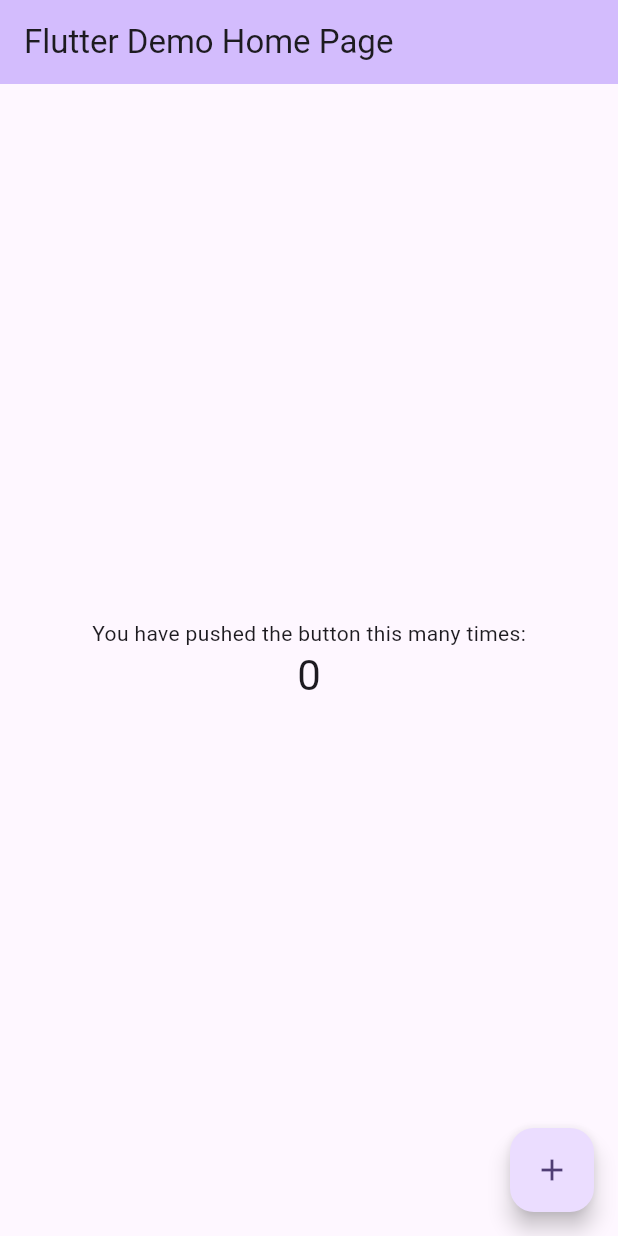
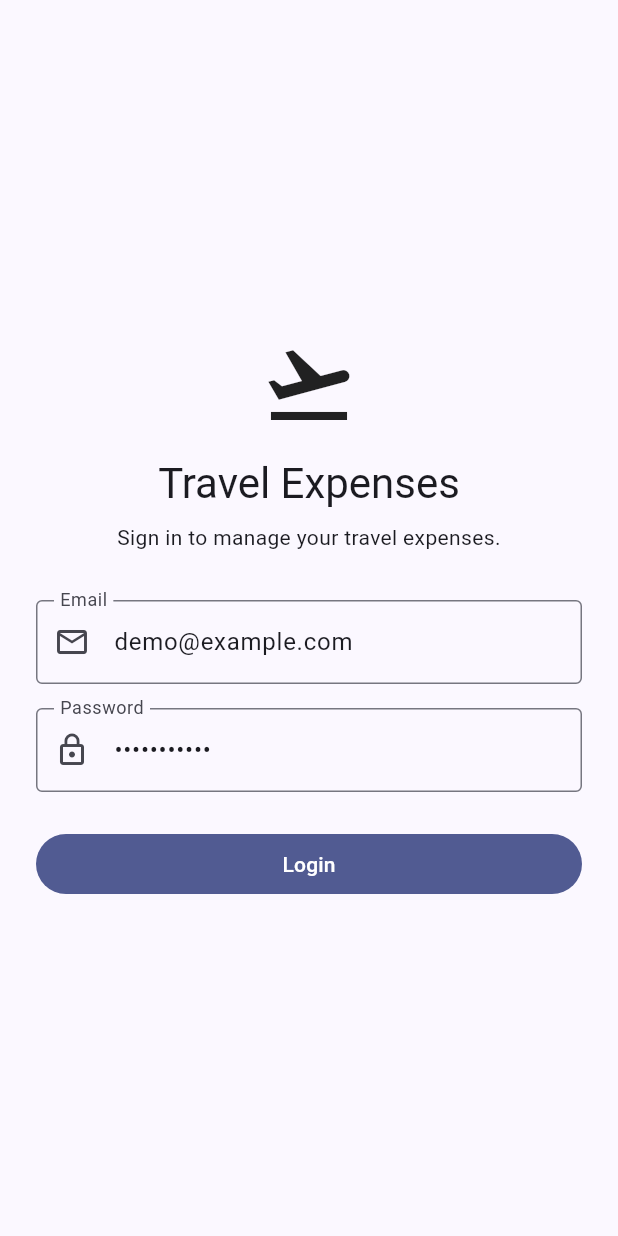
Before and after one commit to ornido77/travel_expense_app, a Flutter app: the screen it shows after launch, on a phone screen of 412 x 824 dp. Run offline on Flutter 3.47's test engine with Material 3 defaults, Android fonts, the phone set to English and light mode, and no system bars; our stand-ins replace flutter_riverpod, fpdart, freezed_annotation, get_it, go_router, riverpod_annotation; generated files the repository leaves out were written again.

Commit message:
feat: authentication implemention

```diff
--- a/lib/app/app.dart
+++ b/lib/app/app.dart
@@ -0,0 +1,26 @@
+import 'package:flutter/material.dart';
+
+import 'router/app_router.dart';
+
+class TravelExpenseApp extends StatelessWidget {
+  const TravelExpenseApp({super.key});
+
+  @override
+  Widget build(BuildContext context) {
+    return MaterialApp.router(
+      title: 'Travel Expenses',
+      debugShowCheckedModeBanner: false,
+      theme: ThemeData(
+        useMaterial3: true,
+        colorSchemeSeed: Colors.indigo,
+        inputDecorationTheme: const InputDecorationTheme(
+          border: OutlineInputBorder(),
+        ),
+        cardTheme: const CardThemeData(
+          margin: EdgeInsets.zero,
+        ),
+      ),
+      routerConfig: appRouter,
+    );
+  }
+}
--- a/lib/app/router/app_router.dart
+++ b/lib/app/router/app_router.dart
@@ -0,0 +1,23 @@
+import 'package:go_router/go_router.dart';
+
+import '../../features/auth/presentation/screens/login_screen.dart';
+import '../../features/expenses/presentation/screens/expenses_screen.dart';
+
+final GoRouter appRouter = GoRouter(
+  initialLocation: '/login',
+  routes: [
+    GoRoute(path: '/login', builder: (context, state) => const LoginScreen()),
+    ShellRoute(
+      builder: (context, state, child) {
+        return child;
+      },
+      routes: [
+        GoRoute(
+          path: '/expenses',
+          builder: (context, state) => const ExpensesScreen(),
+          routes: [],
+        ),
+      ],
+    ),
+  ],
+);
--- a/lib/features/auth/data/datasources/auth_remote_data_source.dart
+++ b/lib/features/auth/data/datasources/auth_remote_data_source.dart
@@ -0,0 +1,40 @@
+import 'package:travel_expense_app/core/constants/api_constants.dart';
+import 'package:travel_expense_app/core/error/exceptions.dart';
+import 'package:travel_expense_app/core/network/api_client.dart';
+import '../models/user_model.dart';
+
+abstract interface class AuthRemoteDataSource {
+  Future<UserModel> login({
+    required String email,
+    required String password,
+  });
+}
+
+final class AuthRemoteDataSourceImpl implements AuthRemoteDataSource {
+  final ApiClient _apiClient;
+
+  AuthRemoteDataSourceImpl(this._apiClient);
+
+  @override
+  Future<UserModel> login({
+    required String email,
+    required String password,
+  }) async {
+    final response = await _apiClient.get(
+      ApiConstants.endpoint(
+        '/users',
+        {
+          'email': email,
+          'password': password,
+        },
+      ),
+    );
+
+    if (response is! List || response.isEmpty) {
+      throw const AuthenticationException('Invalid email or password.');
+    }
+
+    final json = Map<String, dynamic>.from(response.first as Map);
+    return UserModel.fromJson(json);
+  }
+}
--- a/lib/features/auth/domain/entities/user.dart
+++ b/lib/features/auth/domain/entities/user.dart
@@ -0,0 +1,12 @@
+import 'package:freezed_annotation/freezed_annotation.dart';
+
+part 'user.freezed.dart';
+
+@freezed
+abstract class User with _$User {
+  const factory User({
+    required String id,
+    required String email,
+    required String name,
+  }) = _User;
+}
--- a/lib/features/auth/domain/repositories/auth_repository.dart
+++ b/lib/features/auth/domain/repositories/auth_repository.dart
@@ -0,0 +1,11 @@
+import 'package:fpdart/fpdart.dart';
+
+import '../../../../core/error/failures.dart';
+import '../entities/user.dart';
+
+abstract interface class AuthRepository {
+  Future<Either<Failure, User>> login({
+    required String email,
+    required String password,
+  });
+}
--- a/lib/features/auth/domain/usecases/login.dart
+++ b/lib/features/auth/domain/usecases/login.dart
@@ -0,0 +1,21 @@
+import 'package:fpdart/fpdart.dart';
+
+import '../../../../core/error/failures.dart';
+import '../entities/user.dart';
+import '../repositories/auth_repository.dart';
+
+final class Login {
+  final AuthRepository _repository;
+
+  Login(this._repository);
+
+  Future<Either<Failure, User>> call({
+    required String email,
+    required String password,
+  }) {
+    return _repository.login(
+      email: email,
+      password: password,
+    );
+  }
+}
--- a/lib/features/auth/presentation/providers/auth_provider.dart
+++ b/lib/features/auth/presentation/providers/auth_provider.dart
@@ -0,0 +1,39 @@
+import 'package:riverpod_annotation/riverpod_annotation.dart';
+
+import '../../../../app/di/injection.dart';
+import '../../domain/entities/user.dart';
+import '../../domain/usecases/login.dart';
+
+part 'auth_provider.g.dart';
+
+@riverpod
+class AuthNotifier extends _$AuthNotifier {
+  @override
+  FutureOr<User?> build() {
+    return null;
+  }
+
+  Future<void> login({
+    required String email,
+    required String password,
+  }) async {
+    state = const AsyncLoading();
+
+    final result = await getIt<Login>()(
+      email: email,
+      password: password,
+    );
+
+    state = result.fold(
+      (failure) => AsyncError(
+        failure.message,
+        StackTrace.current,
+      ),
+      AsyncData.new,
+    );
+  }
+
+  void logout() {
+    state = const AsyncData(null);
+  }
+}
--- a/lib/features/auth/presentation/screens/login_screen.dart
+++ b/lib/features/auth/presentation/screens/login_screen.dart
@@ -0,0 +1,137 @@
+import 'package:flutter/material.dart';
+import 'package:flutter_riverpod/flutter_riverpod.dart';
+import 'package:go_router/go_router.dart';
+
+import '../../../../core/utils/validators.dart';
+import '../providers/auth_provider.dart';
+
+class LoginScreen extends ConsumerStatefulWidget {
+  const LoginScreen({super.key});
+
+  @override
+  ConsumerState<LoginScreen> createState() => _LoginScreenState();
+}
+
+class _LoginScreenState extends ConsumerState<LoginScreen> {
+  final _formKey = GlobalKey<FormState>();
+  final _emailController = TextEditingController(text: 'demo@example.com');
+  final _passwordController = TextEditingController(text: 'password123');
+
+  @override
+  void dispose() {
+    _emailController.dispose();
+    _passwordController.dispose();
+    super.dispose();
+  }
+
+  Future<void> _submit() async {
+    if (!_formKey.currentState!.validate()) {
+      return;
+    }
+
+    await ref.read(authProvider.notifier).login(
+          email: _emailController.text.trim(),
+          password: _passwordController.text,
+        );
+  }
+
+  @override
+  Widget build(BuildContext context) {
+    ref.listen<AsyncValue<dynamic>>(
+      authProvider,
+      (previous, next) {
+        next.whenOrNull(
+          data: (user) {
+            if (user != null && mounted) {
+              context.go('/expenses');
+            }
+          },
+        );
+      },
+    );
+
+    final authState = ref.watch(authProvider);
+    final isLoading = authState.isLoading;
+
+    return Scaffold(
+      body: SafeArea(
+        child: Center(
+          child: SingleChildScrollView(
+            padding: const EdgeInsets.all(24),
+            child: ConstrainedBox(
+              constraints: const BoxConstraints(maxWidth: 420),
+              child: Form(
+                key: _formKey,
+                child: Column(
+                  crossAxisAlignment: CrossAxisAlignment.stretch,
+                  children: [
+                    const Icon(
+                      Icons.flight_takeoff,
+                      size: 64,
+                    ),
+                    const SizedBox(height: 16),
+                    Text(
+                      'Travel Expenses',
+                      textAlign: TextAlign.center,
+                      style: Theme.of(context).textTheme.headlineMedium,
+                    ),
+                    const SizedBox(height: 8),
+                    Text(
+                      'Sign in to manage your travel expenses.',
+                      textAlign: TextAlign.center,
+                      style: Theme.of(context).textTheme.bodyMedium,
+                    ),
+                    const SizedBox(height: 32),
+                    TextFormField(
+                      controller: _emailController,
+                      keyboardType: TextInputType.emailAddress,
+                      autofillHints: const [AutofillHints.email],
+                      decoration: const InputDecoration(
+                        labelText: 'Email',
+                        prefixIcon: Icon(Icons.email_outlined),
+                      ),
+                      validator: validateEmail,
+                    ),
+                    const SizedBox(height: 16),
+                    TextFormField(
+                      controller: _passwordController,
+                      obscureText: true,
+                      autofillHints: const [AutofillHints.password],
+                      decoration: const InputDecoration(
+                        labelText: 'Password',
+                        prefixIcon: Icon(Icons.lock_outline),
+                      ),
+                      validator: validatePassword,
+                    ),
+                    if (authState.hasError) ...[
+                      const SizedBox(height: 16),
+                      Text(
+                        authState.error.toString(),
+                        style: TextStyle(
+                          color: Theme.of(context).colorScheme.error,
+                        ),
+                      ),
+                    ],
+                    const SizedBox(height: 24),
+                    FilledButton(
+                      onPressed: isLoading ? null : _submit,
+                      child: isLoading
+                          ? const SizedBox(
+                              height: 20,
+                              width: 20,
+                              child: CircularProgressIndicator(
+                                strokeWidth: 2,
+                              ),
+                            )
+                          : const Text('Login'),
+                    ),
+                  ],
+                ),
+              ),
+            ),
+          ),
+        ),
+      ),
+    );
+  }
+}
--- a/lib/main.dart
+++ b/lib/main.dart
@@ -1,122 +1,11 @@
 import 'package:flutter/material.dart';
+import 'package:flutter_riverpod/flutter_riverpod.dart';
 
-void main() {
-  runApp(const MyApp());
+import 'app/app.dart';
+import 'app/di/injection.dart';
+
+Future<void> main() async {
+  WidgetsFlutterBinding.ensureInitialized();
+  configureDependencies();
+  runApp(const ProviderScope(child: TravelExpenseApp()));
 }
-
-class MyApp extends StatelessWidget {
-  const MyApp({super.key});
-
-  // This widget is the root of your application.
-  @override
-  Widget build(BuildContext context) {
-    return MaterialApp(
-      title: 'Flutter Demo',
-      theme: ThemeData(
-        // This is the theme of your application.
-        //
-        // TRY THIS: Try running your application with "flutter run". You'll see
-        // the application has a purple toolbar. Then, without quitting the app,
-        // try changing the seedColor in the colorScheme below to Colors.green
-        // and then invoke "hot reload" (save your changes or press the "hot
-        // reload" button in a Flutter-supported IDE, or press "r" if you used
-        // the command line to start the app).
-        //
-        // Notice that the counter didn't reset back to zero; the application
-        // state is not lost during the reload. To reset the state, use hot
-        // restart instead.
-        //
-        // This works for code too, not just values: Most code changes can be
-        // tested with just a hot reload.
-        colorScheme: .fromSeed(seedColor: Colors.deepPurple),
-      ),
-      home: const MyHomePage(title: 'Flutter Demo Home Page'),
-    );
-  }
-}
-
-class MyHomePage extends StatefulWidget {
-  const MyHomePage({super.key, required this.title});
-
-  // This widget is the home page of your application. It is stateful, meaning
-  // that it has a State object (defined below) that contains fields that affect
-  // how it looks.
-
-  // This class is the configuration for the state. It holds the values (in this
-  // case the title) provided by the parent (in this case the App widget) and
-  // used by the build method of the State. Fields in a Widget subclass are
-  // always marked "final".
-
-  final String title;
-
-  @override
-  State<MyHomePage> createState() => _MyHomePageState();
-}
-
-class _MyHomePageState extends State<MyHomePage> {
-  int _counter = 0;
-
-  void _incrementCounter() {
-    setState(() {
-      // This call to setState tells the Flutter framework that something has
-      // changed in this State, which causes it to rerun the build method below
-      // so that the display can reflect the updated values. If we changed
-      // _counter without calling setState(), then the build method would not be
-      // called again, and so nothing would appear to happen.
-      _counter++;
-    });
-  }
-
-  @override
-  Widget build(BuildContext context) {
-    // This method is rerun every time setState is called, for instance as done
-    // by the _incrementCounter method above.
-    //
-    // The Flutter framework has been optimized to make rerunning build methods
-    // fast, so that you can just rebuild anything that needs updating rather
-    // than having to individually change instances of widgets.
-    return Scaffold(
-      appBar: AppBar(
-        // TRY THIS: Try changing the color here to a specific color (to
-        // Colors.amber, perhaps?) and trigger a hot reload to see the AppBar
-        // change color while the other colors stay the same.
-        backgroundColor: Theme.of(context).colorScheme.inversePrimary,
-        // Here we take the value from the MyHomePage object that was created by
-        // the App.build method, and use it to set our appbar title.
-        title: Text(widget.title),
-      ),
-      body: Center(
-        // Center is a layout widget. It takes a single child and positions it
-        // in the middle of the parent.
-        child: Column(
-          // Column is also a layout widget. It takes a list of children and
-          // arranges them vertically. By default, it sizes itself to fit its
-          // children horizontally, and tries to be as tall as its parent.
-          //
-          // Column has various properties to control how it sizes itself and
-          // how it positions its children. Here we use mainAxisAlignment to
-          // center the children vertically; the main axis here is the vertical
-          // axis because Columns are vertical (the cross axis would be
-          // horizontal).
-          //
-          // TRY THIS: Invoke "debug painting" (choose the "Toggle Debug Paint"
-          // action in the IDE, or press "p" in the console), to see the
-          // wireframe for each widget.
-          mainAxisAlignment: .center,
-          children: [
-            const Text('You have pushed the button this many times:'),
-            Text(
-              '$_counter',
-              style: Theme.of(context).textTheme.headlineMedium,
-            ),
-          ],
-        ),
-      ),
-      floatingActionButton: FloatingActionButton(
-        onPressed: _incrementCounter,
-        tooltip: 'Increment',
-        child: const Icon(Icons.add),
-      ),
-    );
-  }
-}
```
Also changed, not shown: lib/app/di/injection.dart (+31 -0 lines), lib/core/constants/api_constants.dart (+14 -0 lines), lib/core/error/exceptions.dart (+27 -0 lines), lib/core/error/failures.dart (+29 -0 lines), lib/core/network/api_client.dart (+63 -0 lines), lib/core/utils/validators.dart (+57 -0 lines), lib/features/auth/data/models/user_model.dart (+29 -0 lines), lib/features/auth/data/repositories/auth_repository_impl.dart (+42 -0 lines), lib/features/expenses/presentation/screens/expenses_screen.dart (+12 -0 lines), lib/features/auth/data/models/user_model.freezed.dart, lib/features/auth/data/models/user_model.g.dart, lib/features/auth/domain/entities/user.freezed.dart (added), lib/features/auth/presentation/providers/auth_provider.g.dart (added), lib/features/expenses/data/models/expense_model.g.dart (deleted), 1 other file.
